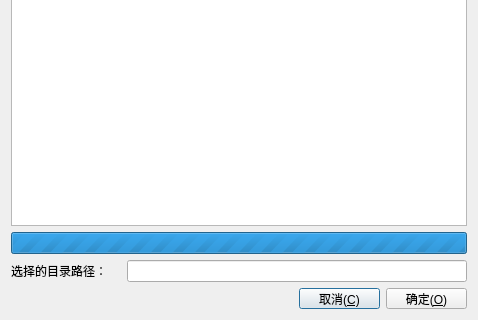
The window that src/MainTabWidgets/UserManagement/DirSelectDialog.ui (ProgramCX/FoxNAS) describes before a commit, drawn with Qt 5; both pictures show x 0 to 478 and y 242 to 562 of the 478 by 562 pixel window.
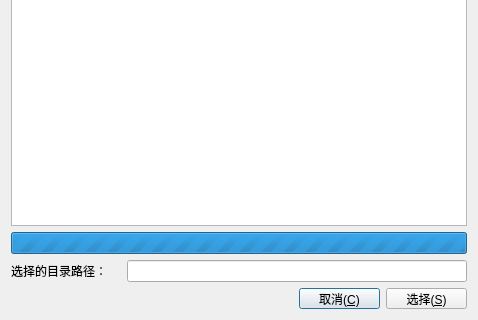
The same window after the commit.

The edit to the form file:
```diff
--- a/src/MainTabWidgets/UserManagement/DirSelectDialog.ui
+++ b/src/MainTabWidgets/UserManagement/DirSelectDialog.ui
@@ -124,7 +124,7 @@
         </size>
        </property>
        <property name="text">
-        <string>确定(&amp;O)</string>
+        <string>选择(&amp;S)</string>
        </property>
       </widget>
      </item>
```
